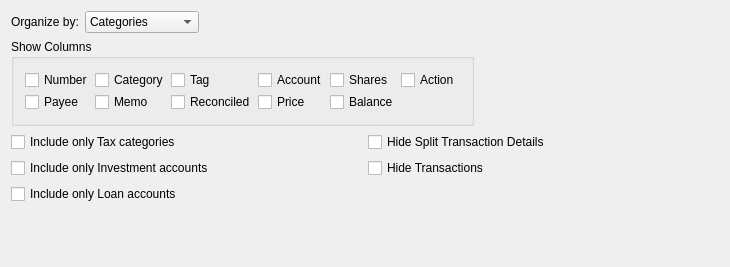
KDE/kmymoney, file kmymoney/widgets/reporttabrowcolquery.ui: the form before one commit.
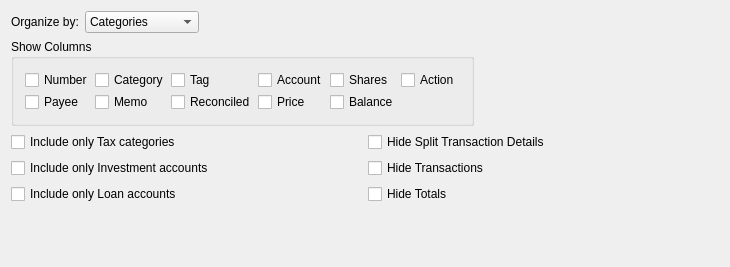
The form after the commit. Custom widgets are drawn as their Qt base class.

Commit message:
New checkbox to hide totals in reports
Useful for price charts where total row is just clutter.

What changed in the file:
```diff
--- a/kmymoney/widgets/reporttabrowcolquery.ui
+++ b/kmymoney/widgets/reporttabrowcolquery.ui
@@ -387,6 +387,13 @@
        </property>
       </widget>
      </item>
+     <item row="2" column="1">
+      <widget class="QCheckBox" name="m_checkHideTotals">
+       <property name="text">
+        <string>Hide Totals</string>
+       </property>
+      </widget>
+     </item>
     </layout>
    </item>
    <item>
```
The commit also changes 7 other files.
